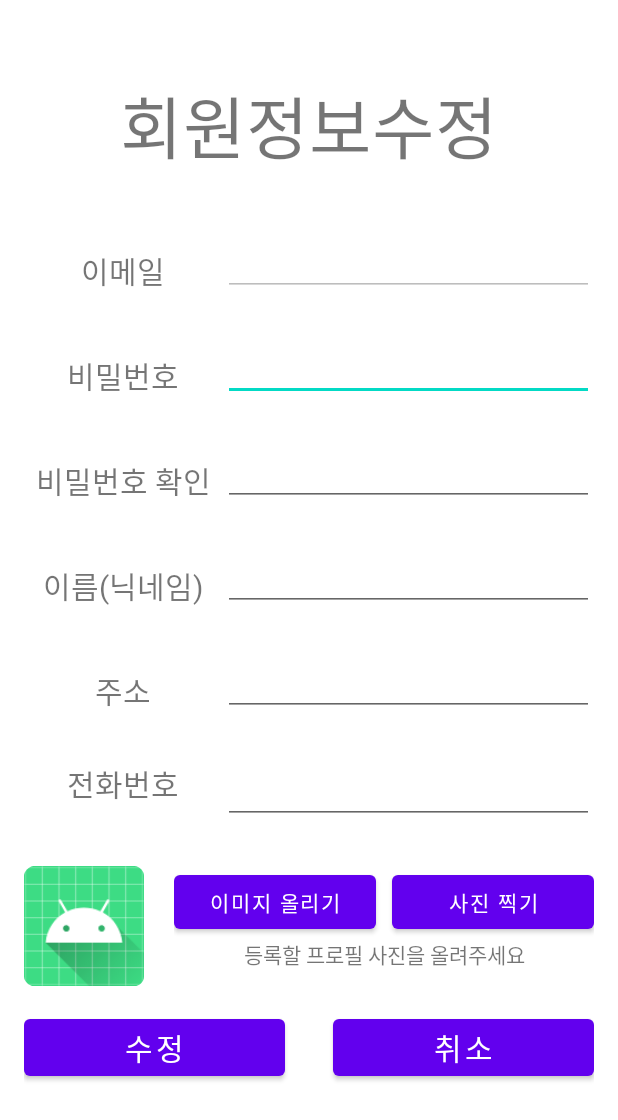
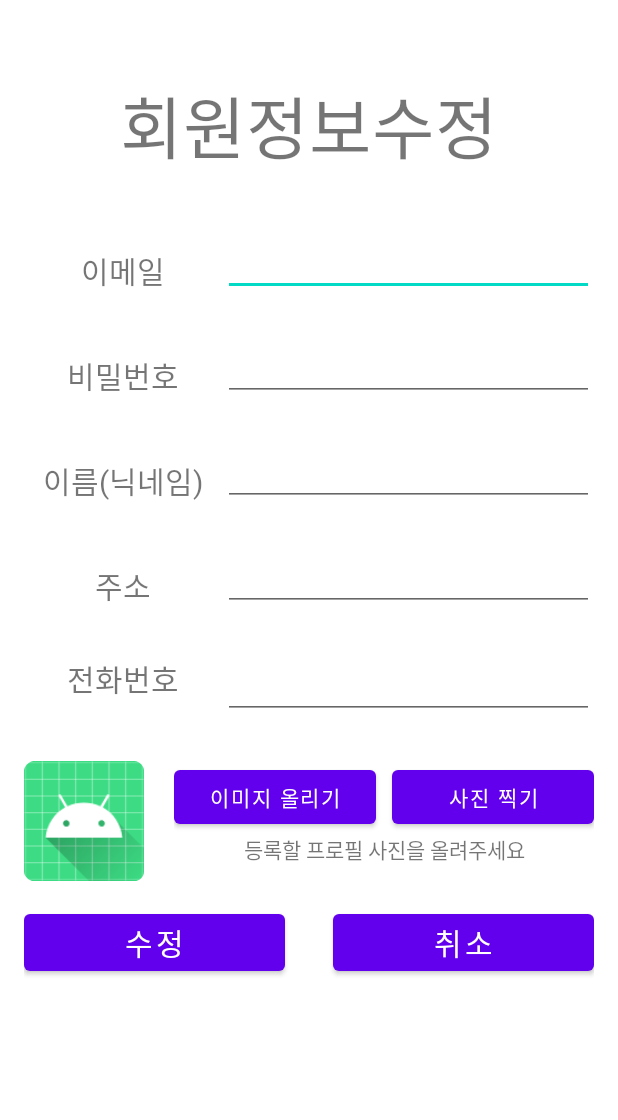
Before and after one commit to meerkatjin/ateam_app, an Android app: the UserInfoChangeActivity screen opened directly, with no data from a screen before it, on a phone screen of 412 x 824 dp. Shown: the top 1120 px of the screen. Run offline under Robolectric (Android 15) with nearby library versions, the phone set to English and light mode, and no system bars; 6 statements that could not run were skipped.

Commit message:
회원정보수정 정보뿌림

```diff
--- a/Ateam_app/app/src/main/java/com/example/ateam_app/MainActivity.java
+++ b/Ateam_app/app/src/main/java/com/example/ateam_app/MainActivity.java
@@ -35,12 +35,15 @@ public class MainActivity extends AppCompatActivity implements NavigationView.On
     private static final String TAG = "main:MainActivity";
     Toolbar toolbar;
 
+    static final int USERINFO_CODE = 1004;
+
     MainFragment mainFragment;
     IrdntListFragment irdntListFragment;
     CamFragment camFragment;
     RecipeFragment recipeFragment;
     ManageTipFragment manageTipFragment;
     Intent loginIntent; //로그인 엑티비티에서 로그인한 회원의 데이터 받아옴(비밀번호 빼고)
+
 
     BottomNavigationView bottomNavigationView;
 
@@ -117,7 +120,8 @@ public class MainActivity extends AppCompatActivity implements NavigationView.On
         //측면메뉴의 회원정보수정 눌렀을때 수정페이지로 이동
         if (id == R.id.nav_userInfoChange) {
             Intent intent = new Intent(getApplicationContext(), UserInfoChangeActivity.class);
-            startActivity(intent);
+            intent.putExtra("loginDTO", loginDTO);
+            startActivityForResult(intent, USERINFO_CODE);
 
         } else if (id == R.id.nav_logout) {
             Toast.makeText(this, "로그아웃", Toast.LENGTH_SHORT).show();
--- a/Ateam_app/app/src/main/java/com/example/ateam_app/common/CommonMethod.java
+++ b/Ateam_app/app/src/main/java/com/example/ateam_app/common/CommonMethod.java
@@ -7,7 +7,7 @@ import android.util.Log;
 
 public class CommonMethod {
     //public static String  ipConfig = "http://121.179.5.99:8989";  //선생님 컴퓨터로 보낼때
-    public static String  ipConfig = "http://192.168.0.10:80";  //자기 ip 사용하기
+    public static String  ipConfig = "http://192.168.0.58:80";  //자기 ip 사용하기
 
     // 네트워크에 연결되어 있는가
     public static boolean isNetworkConnected(Context context) {
--- a/Ateam_app/app/src/main/java/com/example/ateam_app/user_pakage/dto/UserDTO.java
+++ b/Ateam_app/app/src/main/java/com/example/ateam_app/user_pakage/dto/UserDTO.java
@@ -15,9 +15,10 @@ public class UserDTO implements Serializable {
     public UserDTO(){}
 
     //비밀번호를 제외한 정보를 가져올때
-    public UserDTO(int user_id, String user_email, String user_nm, String user_addr, String user_pro_img, String user_phone_no, String user_grade) {
+    public UserDTO(int user_id, String user_email, String user_pw, String user_nm, String user_addr, String user_pro_img, String user_phone_no, String user_grade) {
         this.user_id = user_id;
         this.user_email = user_email;
+        this.user_pw = user_pw;
         this.user_nm = user_nm;
         this.user_addr = user_addr;
         this.user_pro_img = user_pro_img;
--- a/Ateam_app/app/src/main/res/layout/activity_user_info_change.xml
+++ b/Ateam_app/app/src/main/res/layout/activity_user_info_change.xml
@@ -75,34 +75,6 @@
 
                 <EditText
                     android:id="@+id/user_pw"
-                    android:layout_width="0dp"
-                    android:layout_height="40dp"
-                    android:layout_marginTop="30dp"
-                    android:layout_weight="1.3"
-                    android:textSize="20sp" />
-
-            </LinearLayout>
-
-            <LinearLayout
-                android:layout_width="match_parent"
-                android:layout_height="wrap_content"
-                android:layout_marginLeft="16dp"
-                android:layout_marginRight="16dp"
-                android:orientation="horizontal"
-                android:weightSum="2">
-
-                <TextView
-                    android:id="@+id/pwConfirmText"
-                    android:layout_width="0dp"
-                    android:layout_height="40dp"
-                    android:layout_marginTop="30dp"
-                    android:layout_weight="0.7"
-                    android:gravity="center"
-                    android:text="비밀번호 확인"
-                    android:textSize="20sp" />
-
-                <EditText
-                    android:id="@+id/user_pw_cf"
                     android:layout_width="0dp"
                     android:layout_height="40dp"
                     android:layout_marginTop="30dp"
@@ -275,8 +247,7 @@
                     android:layout_marginRight="16dp"
                     android:layout_weight="1"
                     android:text="수정"
-                    android:textSize="20sp"
-                    android:onClick="btnUpdateClicked"/>
+                    android:textSize="20sp"/>
 
                 <Button
                     android:id="@+id/btnInfoChangeCancel"
@@ -285,8 +256,7 @@
                     android:layout_marginLeft="16dp"
                     android:layout_weight="1"
                     android:text="취소"
-                    android:textSize="20sp"
-                    android:onClick="btnUpdateCancelClicked"/>
+                    android:textSize="20sp"/>
 
             </LinearLayout>
 
```
Also changed, not shown: Ateam_app/app/src/main/java/com/example/ateam_app/UserInfoChangeActivity.java (+13 -35 lines), Ateam_app/app/src/main/java/com/example/ateam_app/user_pakage/atask/UserInfoUpdate.java (deleted, +0 -93 lines).
